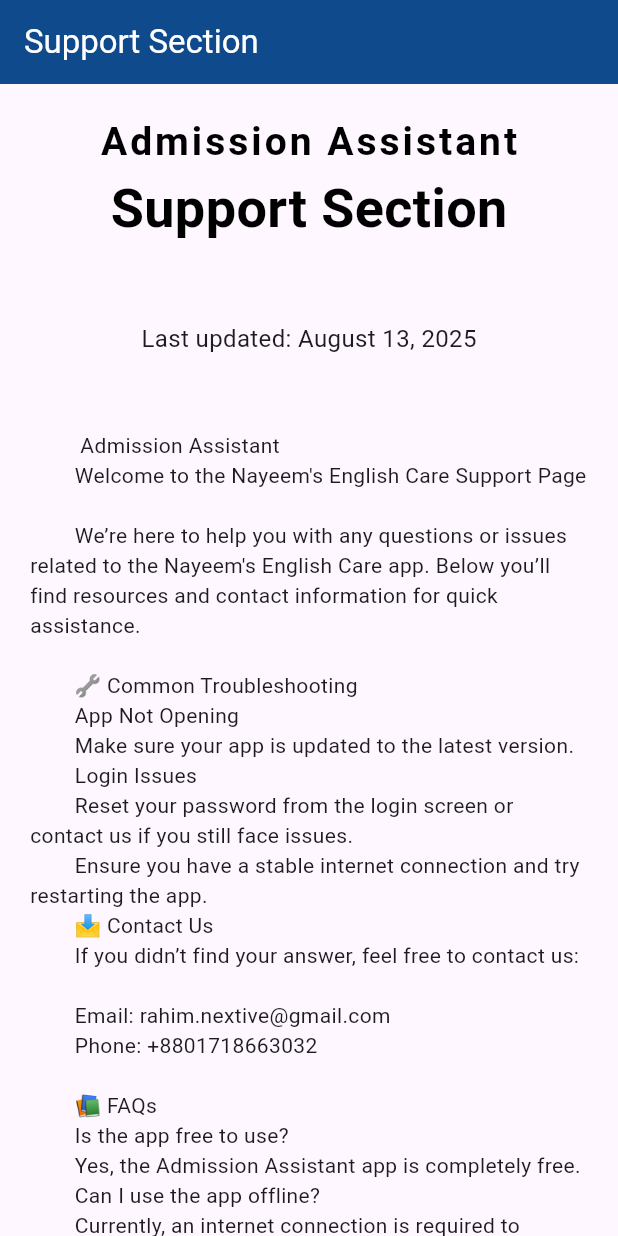
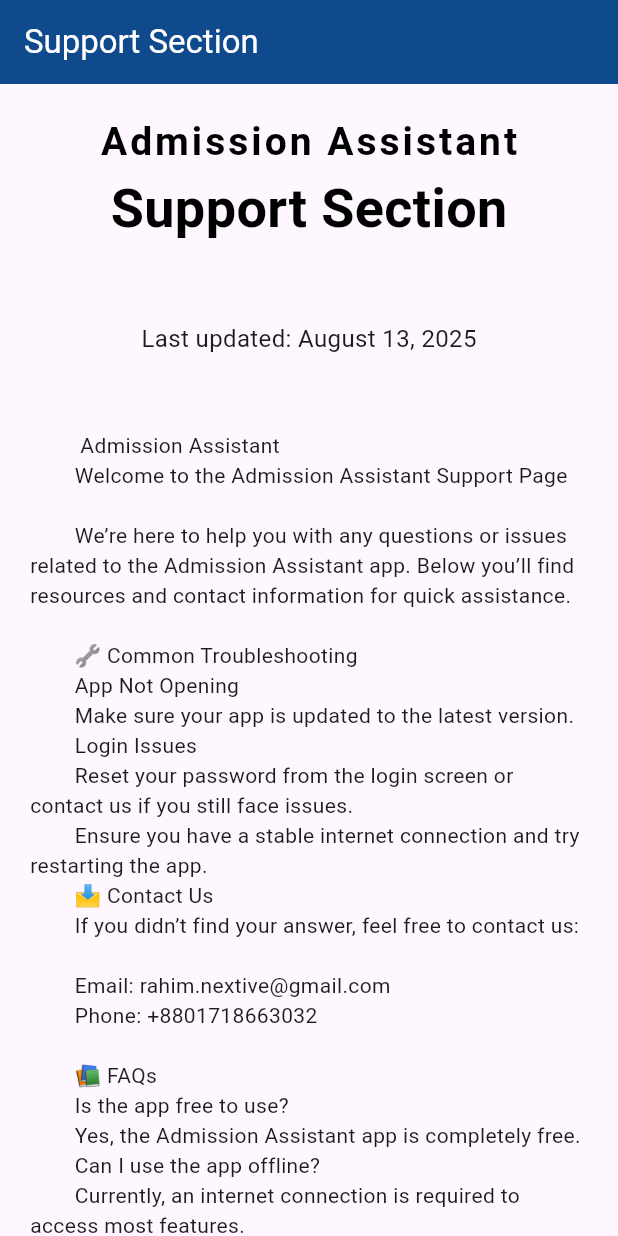
Before and after one commit to nextive-rahim/support-url-web-app, a Flutter app: the screen it shows after launch, on a phone screen of 412 x 824 dp. Run offline on Flutter 3.47's test engine with Material 3 defaults, Android fonts, the phone set to English and light mode, and no system bars.

Commit message:
updated name

```diff
--- a/lib/main.dart
+++ b/lib/main.dart
@@ -125,9 +125,9 @@
                 ),
                 SizedBox(height: 50),
                 Text('''         Admission Assistant
-        Welcome to the Nayeem's English Care Support Page
+        Welcome to the Admission Assistant Support Page
 
-        We’re here to help you with any questions or issues related to the Nayeem's English Care app. Below you’ll find resources and contact information for quick assistance.
+        We’re here to help you with any questions or issues related to the Admission Assistant app. Below you’ll find resources and contact information for quick assistance.
 
         🔧 Common Troubleshooting
         App Not Opening
```
